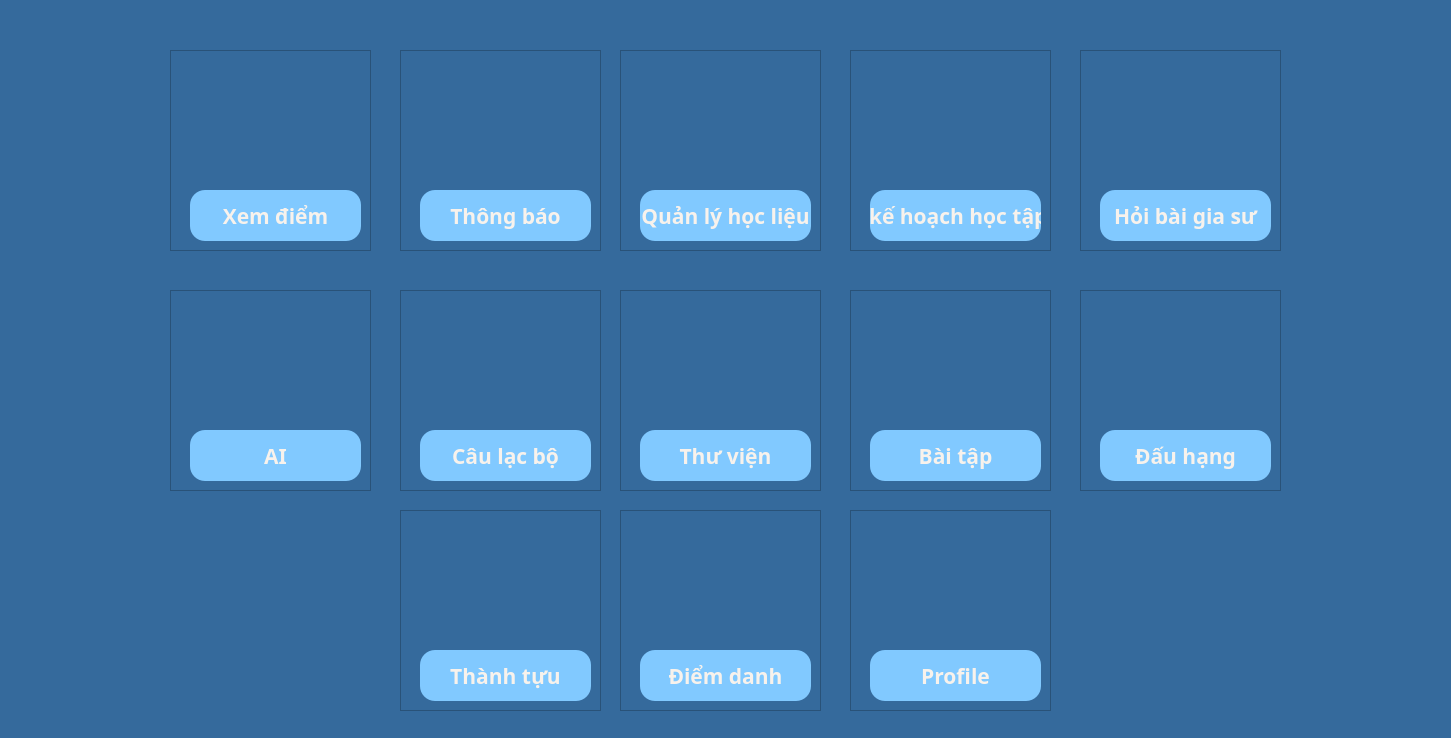
First picture: the form in gui/menu_select_hs.ui, repository DinhPhongNe/MasterEdu_All-In-One-Leaning_and_Management, before the edit.
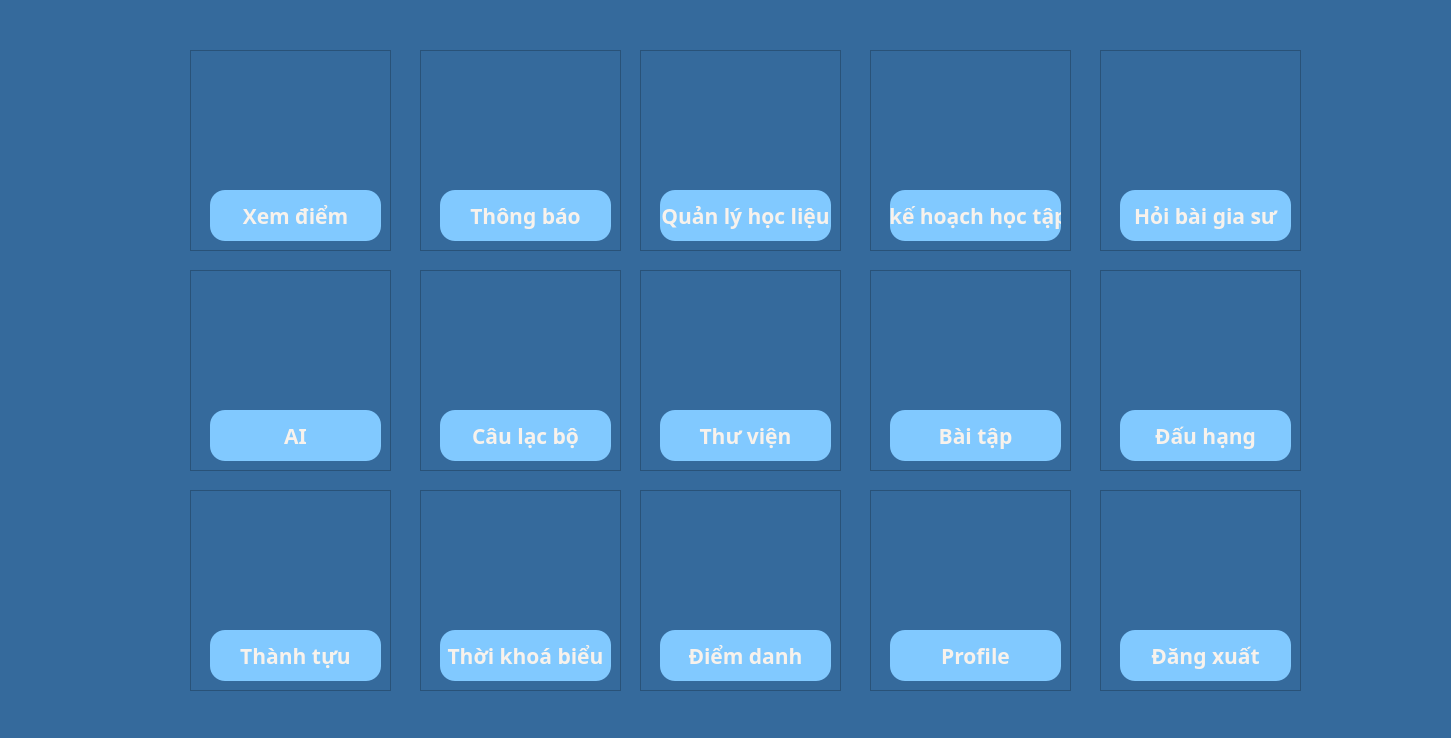
Second picture: the form after the edit. Icons and pictures are not drawn.

Commit message: update: add achievement, fix small bugs, revamp a bit logout-login feature

What changed in the file:
```diff
--- a/gui/menu_select_hs.ui
+++ b/gui/menu_select_hs.ui
@@ -20,7 +20,7 @@
    <widget class="QFrame" name="frame">
     <property name="geometry">
      <rect>
-      <x>170</x>
+      <x>190</x>
       <y>50</y>
       <width>201</width>
       <height>201</height>
@@ -86,7 +86,7 @@
    <widget class="QFrame" name="frame_2">
     <property name="geometry">
      <rect>
-      <x>400</x>
+      <x>420</x>
       <y>50</y>
       <width>201</width>
       <height>201</height>
@@ -152,7 +152,7 @@
    <widget class="QFrame" name="frame_3">
     <property name="geometry">
      <rect>
-      <x>850</x>
+      <x>870</x>
       <y>50</y>
       <width>201</width>
       <height>201</height>
@@ -218,7 +218,7 @@
    <widget class="QFrame" name="frame_4">
     <property name="geometry">
      <rect>
-      <x>1080</x>
+      <x>1100</x>
       <y>50</y>
       <width>201</width>
       <height>201</height>
@@ -284,7 +284,7 @@
    <widget class="QFrame" name="frame_5">
     <property name="geometry">
      <rect>
-      <x>620</x>
+      <x>640</x>
       <y>50</y>
       <width>201</width>
       <height>201</height>
@@ -350,8 +350,8 @@
    <widget class="QFrame" name="frame_6">
     <property name="geometry">
      <rect>
-      <x>400</x>
-      <y>290</y>
+      <x>420</x>
+      <y>270</y>
       <width>201</width>
       <height>201</height>
      </rect>
@@ -416,8 +416,8 @@
    <widget class="QFrame" name="frame_8">
     <property name="geometry">
      <rect>
-      <x>1080</x>
-      <y>290</y>
+      <x>1100</x>
+      <y>270</y>
       <width>201</width>
       <height>201</height>
      </rect>
@@ -482,8 +482,8 @@
    <widget class="QFrame" name="frame_9">
     <property name="geometry">
      <rect>
-      <x>620</x>
-      <y>290</y>
+      <x>640</x>
+      <y>270</y>
       <width>201</width>
       <height>201</height>
      </rect>
@@ -548,8 +548,8 @@
    <widget class="QFrame" name="frame_10">
     <property name="geometry">
      <rect>
-      <x>170</x>
-      <y>290</y>
+      <x>190</x>
+      <y>270</y>
       <width>201</width>
       <height>201</height>
      </rect>
@@ -614,8 +614,8 @@
    <widget class="QFrame" name="frame_11">
     <property name="geometry">
      <rect>
-      <x>400</x>
-      <y>510</y>
+      <x>190</x>
+      <y>490</y>
       <width>201</width>
       <height>201</height>
      </rect>
@@ -680,8 +680,8 @@
    <widget class="QFrame" name="frame_12">
     <property name="geometry">
      <rect>
-      <x>850</x>
-      <y>510</y>
+      <x>870</x>
+      <y>490</y>
       <width>201</width>
       <height>201</height>
      </rect>
@@ -746,8 +746,8 @@
    <widget class="QFrame" name="frame_13">
     <property name="geometry">
      <rect>
-      <x>850</x>
-      <y>290</y>
+      <x>870</x>
+      <y>270</y>
       <width>201</width>
       <height>201</height>
      </rect>
@@ -812,8 +812,8 @@
    <widget class="QFrame" name="frame_14">
     <property name="geometry">
      <rect>
-      <x>620</x>
-      <y>510</y>
+      <x>640</x>
+      <y>490</y>
       <width>201</width>
       <height>201</height>
      </rect>
@@ -875,6 +875,138 @@
      </property>
     </widget>
    </widget>
+   <widget class="QFrame" name="frame_15">
+    <property name="geometry">
+     <rect>
+      <x>1100</x>
+      <y>490</y>
+      <width>201</width>
+      <height>201</height>
+     </rect>
+    </property>
+    <property name="frameShape">
+     <enum>QFrame::StyledPanel</enum>
+    </property>
+    <property name="frameShadow">
+     <enum>QFrame::Raised</enum>
+    </property>
+    <widget class="QLabel" name="label_20">
+     <property name="geometry">
+      <rect>
+       <x>40</x>
+       <y>10</y>
+       <width>121</width>
+       <height>121</height>
+      </rect>
+     </property>
+     <property name="text">
+      <string/>
+     </property>
+     <property name="pixmap">
+      <pixmap>icon_pack/icon_16.png</pixmap>
+     </property>
+     <property name="scaledContents">
+      <bool>true</bool>
+     </property>
+    </widget>
+    <widget class="QPushButton" name="logout">
+     <property name="geometry">
+      <rect>
+       <x>20</x>
+       <y>140</y>
+       <width>171</width>
+       <height>51</height>
+      </rect>
+     </property>
+     <property name="font">
+      <font>
+       <family>Bahnschrift</family>
+       <pointsize>16</pointsize>
+       <weight>75</weight>
+       <italic>false</italic>
+       <bold>true</bold>
+      </font>
+     </property>
+     <property name="cursor">
+      <cursorShape>PointingHandCursor</cursorShape>
+     </property>
+     <property name="styleSheet">
+      <string notr="true">border-radius: 15px;
+font: 600 16pt &quot;Bahnschrift&quot;;
+background-color:rgb(129, 201, 255);
+color: #F8F2EC;</string>
+     </property>
+     <property name="text">
+      <string>Đăng xuất</string>
+     </property>
+    </widget>
+   </widget>
+   <widget class="QFrame" name="frame_16">
+    <property name="geometry">
+     <rect>
+      <x>420</x>
+      <y>490</y>
+      <width>201</width>
+      <height>201</height>
+     </rect>
+    </property>
+    <property name="frameShape">
+     <enum>QFrame::StyledPanel</enum>
+    </property>
+    <property name="frameShadow">
+     <enum>QFrame::Raised</enum>
+    </property>
+    <widget class="QLabel" name="label_21">
+     <property name="geometry">
+      <rect>
+       <x>40</x>
+       <y>10</y>
+       <width>121</width>
+       <height>121</height>
+      </rect>
+     </property>
+     <property name="text">
+      <string/>
+     </property>
+     <property name="pixmap">
+      <pixmap>icon_pack/icon_15.png</pixmap>
+     </property>
+     <property name="scaledContents">
+      <bool>true</bool>
+     </property>
+    </widget>
+    <widget class="QPushButton" name="timetable">
+     <property name="geometry">
+      <rect>
+       <x>20</x>
+       <y>140</y>
+       <width>171</width>
+       <height>51</height>
+      </rect>
+     </property>
+     <property name="font">
+      <font>
+       <family>Bahnschrift</family>
+       <pointsize>16</pointsize>
+       <weight>75</weight>
+       <italic>false</italic>
+       <bold>true</bold>
+      </font>
+     </property>
+     <property name="cursor">
+      <cursorShape>PointingHandCursor</cursorShape>
+     </property>
+     <property name="styleSheet">
+      <string notr="true">border-radius: 15px;
+font: 600 16pt &quot;Bahnschrift&quot;;
+background-color:rgb(129, 201, 255);
+color: #F8F2EC;</string>
+     </property>
+     <property name="text">
+      <string>Thời khoá biểu</string>
+     </property>
+    </widget>
+   </widget>
   </widget>
  </widget>
  <resources/>
```
The commit also changes 9 other files.
